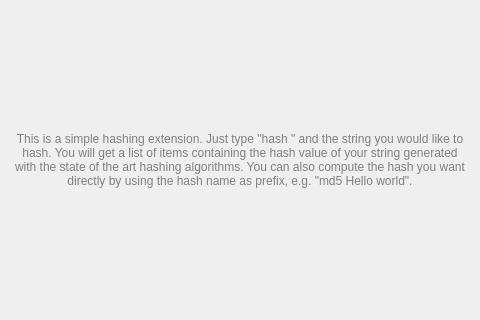
Above: kvstore/configwidget.ui from albertlauncher/plugins before the change. Below: the same form after it.
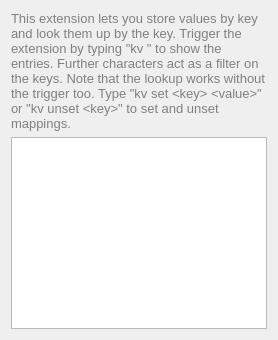
That is the form after the change.

Commit message: [kvstore] Add table view showing the mappings

What changed in the file:
```diff
--- a/kvstore/configwidget.ui
+++ b/kvstore/configwidget.ui
@@ -2,32 +2,15 @@
 <ui version="4.0">
  <class>KeyValueStore::ConfigWidget</class>
  <widget class="QWidget" name="KeyValueStore::ConfigWidget">
-  <property name="geometry">
-   <rect>
-    <x>0</x>
-    <y>0</y>
-    <width>480</width>
-    <height>320</height>
-   </rect>
-  </property>
   <layout class="QVBoxLayout">
-   <item>
-    <spacer name="verticalSpacer_2">
-     <property name="orientation">
-      <enum>Qt::Vertical</enum>
-     </property>
-     <property name="sizeHint" stdset="0">
-      <size>
-       <width>20</width>
-       <height>40</height>
-      </size>
-     </property>
-    </spacer>
-   </item>
    <item>
     <widget class="QLabel" name="label">
      <property name="text">
-      <string>&lt;html&gt;&lt;head/&gt;&lt;body&gt;&lt;p align=&quot;center&quot;&gt;&lt;span style=&quot; color:#808080;&quot;&gt;This is a simple hashing extension. Just type &amp;quot;hash &amp;quot; and the string you would like to hash. You will get a list of items containing the hash value of your string generated with the state of the art hashing algorithms. You can also compute the hash you want directly by using the hash name as prefix, e.g. &amp;quot;md5 Hello world&amp;quot;.&lt;/span&gt;&lt;/p&gt;&lt;/body&gt;&lt;/html&gt;</string>
+      <string>&lt;!DOCTYPE HTML PUBLIC &quot;-//W3C//DTD HTML 4.0//EN&quot; &quot;http://www.w3.org/TR/REC-html40/strict.dtd&quot;&gt;
+&lt;html&gt;&lt;head&gt;&lt;meta name=&quot;qrichtext&quot; content=&quot;1&quot; /&gt;&lt;style type=&quot;text/css&quot;&gt;
+p, li { white-space: pre-wrap; }
+&lt;/style&gt;&lt;/head&gt;&lt;body style=&quot; font-family:'Roboto'; font-size:10pt; font-weight:200; font-style:normal;&quot;&gt;
+&lt;p style=&quot; margin-top:12px; margin-bottom:12px; margin-left:0px; margin-right:0px; -qt-block-indent:0; text-indent:0px;&quot;&gt;&lt;span style=&quot; color:#808080;&quot;&gt;This extension lets you store values by key and look them up by the key. Trigger the extension by typing &amp;quot;kv &amp;quot; to show the entries. Further characters act as a filter on the keys. Note that the lookup works without the trigger too. Type &amp;quot;kv set &amp;lt;key&amp;gt; &amp;lt;value&amp;gt;&amp;quot; or &amp;quot;kv unset &amp;lt;key&amp;gt;&amp;quot; to set and unset mappings. &lt;/span&gt;&lt;/p&gt;&lt;/body&gt;&lt;/html&gt;</string>
      </property>
      <property name="wordWrap">
       <bool>true</bool>
@@ -35,17 +18,29 @@
     </widget>
    </item>
    <item>
-    <spacer name="verticalSpacer">
-     <property name="orientation">
-      <enum>Qt::Vertical</enum>
+    <widget class="QTableView" name="tableView">
+     <property name="alternatingRowColors">
+      <bool>true</bool>
      </property>
-     <property name="sizeHint" stdset="0">
-      <size>
-       <width>20</width>
-       <height>40</height>
-      </size>
+     <property name="selectionMode">
+      <enum>QAbstractItemView::SingleSelection</enum>
      </property>
-    </spacer>
+     <property name="showGrid">
+      <bool>false</bool>
+     </property>
+     <property name="wordWrap">
+      <bool>false</bool>
+     </property>
+     <attribute name="horizontalHeaderHighlightSections">
+      <bool>false</bool>
+     </attribute>
+     <attribute name="horizontalHeaderStretchLastSection">
+      <bool>true</bool>
+     </attribute>
+     <attribute name="verticalHeaderVisible">
+      <bool>false</bool>
+     </attribute>
+    </widget>
    </item>
   </layout>
  </widget>
```
The commit also changes 4 other files.
